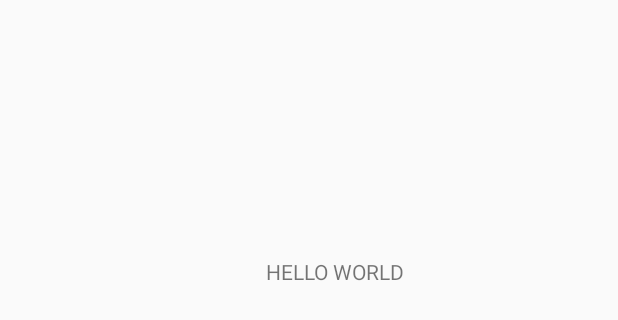
After one commit to tomaszporeba/PROOptykMobile, an Android app: the layout activity_eyeglass.xml on its own in the app's theme, with its tools: preview values and no code run, on a phone screen of 412 x 824 dp. The commit adds this screen. Shown: the top 320 px of the screen. Run offline under Robolectric (Android 15) with nearby library versions, the phone set to English and light mode, and no system bars.

Commit message:
eyeglass activity added

```diff
--- a/app/src/main/java/com/example/tomas/prooptyk/data/EyeglassDao.kt
+++ b/app/src/main/java/com/example/tomas/prooptyk/data/EyeglassDao.kt
@@ -1,4 +1,5 @@
 package com.example.tomas.prooptyk.data
+import android.arch.lifecycle.LiveData
 import android.arch.persistence.room.*
 import com.example.tomas.prooptyk.model.Eyeglass
 import android.arch.persistence.room.OnConflictStrategy
@@ -19,4 +20,7 @@ abstract class EyeglassDao {
 
     @Insert(onConflict = OnConflictStrategy.REPLACE)
     abstract fun insertEyeglasses(eyeglassArrayList: ArrayList<Eyeglass>?)
+//
+//    @Query("SELECT * from eyeglass")
+//    abstract fun getAllEyeglasses() : LiveData<ArrayList<Eyeglass>>
 }
--- a/app/src/main/java/com/example/tomas/prooptyk/injection/component/AppComponent.kt
+++ b/app/src/main/java/com/example/tomas/prooptyk/injection/component/AppComponent.kt
@@ -3,6 +3,7 @@ package com.example.tomas.prooptyk.injection.component
 import android.app.Application
 import com.example.tomas.prooptyk.AndroidApp
 import com.example.tomas.prooptyk.injection.module.*
+import com.example.tomas.prooptyk.screen.eyeglass.EyeglassActivityViewModel
 import com.example.tomas.prooptyk.screen.login.LoginActivityViewModel
 import com.example.tomas.prooptyk.screen.main.MainActivityViewModel
 import com.example.tomas.prooptyk.screen.main.fragment.EyeglassFragmentViewModel
@@ -33,5 +34,6 @@ interface AppComponent {
     fun inject(loginActivityViewModel: LoginActivityViewModel)
     fun inject(mainActivityViewModel: MainActivityViewModel)
     fun inject(eyeglassFragmentViewModel: EyeglassFragmentViewModel)
+    fun inject(eyeglassActivityViewModel: EyeglassActivityViewModel)
     fun inject(app: AndroidApp)
 }
--- a/app/src/main/java/com/example/tomas/prooptyk/injection/module/ActivityBuilder.kt
+++ b/app/src/main/java/com/example/tomas/prooptyk/injection/module/ActivityBuilder.kt
@@ -1,5 +1,7 @@
 package com.example.tomas.prooptyk.injection.module
 
+import com.example.tomas.prooptyk.screen.eyeglass.EyeglassActivity
+import com.example.tomas.prooptyk.screen.eyeglass.injection.EyeglassActivityModule
 import com.example.tomas.prooptyk.screen.login.LoginActivity
 import com.example.tomas.prooptyk.screen.login.injection.LoginActivityModule
 import com.example.tomas.prooptyk.screen.main.MainActivity
@@ -19,4 +21,7 @@ abstract class ActivityBuilder {
 
     @ContributesAndroidInjector(modules = arrayOf(LoginActivityModule::class))
     abstract fun bindLoginActivity():LoginActivity
+
+    @ContributesAndroidInjector(modules = arrayOf(EyeglassActivityModule::class))
+    abstract fun bindEyeglassActivity():EyeglassActivity
 }
--- a/app/src/main/java/com/example/tomas/prooptyk/injection/module/ViewModelModule.kt
+++ b/app/src/main/java/com/example/tomas/prooptyk/injection/module/ViewModelModule.kt
@@ -3,6 +3,7 @@ package com.example.tomas.prooptyk.injection.module
 import android.arch.lifecycle.ViewModel
 import android.arch.lifecycle.ViewModelProvider
 import android.util.Log
+import com.example.tomas.prooptyk.screen.eyeglass.EyeglassActivityViewModel
 import com.example.tomas.prooptyk.screen.login.LoginActivityViewModel
 import com.example.tomas.prooptyk.screen.main.MainActivityViewModel
 import com.example.tomas.prooptyk.screen.main.fragment.EyeglassFragmentViewModel
@@ -70,5 +71,10 @@ abstract class ViewModelModule {
     @ViewModelKey(EyeglassFragmentViewModel::class)
     abstract fun bindEyeglassFragmentViewModel(eyeglassViewModel: EyeglassFragmentViewModel): ViewModel
 
+    @Binds
+    @IntoMap
+    @ViewModelKey(EyeglassActivityViewModel::class)
+    abstract fun binEyeglassActivityViewModel(eyeglassViewModel: EyeglassFragmentViewModel): ViewModel
+
 
 }
--- a/app/src/main/java/com/example/tomas/prooptyk/screen/main/fragment/EyeglassFragmentViewModel.kt
+++ b/app/src/main/java/com/example/tomas/prooptyk/screen/main/fragment/EyeglassFragmentViewModel.kt
@@ -1,6 +1,7 @@
 package com.example.tomas.prooptyk.screen.main.fragment
 
 import android.app.Application
+import android.arch.lifecycle.LiveData
 import android.arch.lifecycle.MutableLiveData
 import android.arch.lifecycle.ViewModel
 import android.arch.persistence.room.Dao
@@ -39,6 +40,7 @@ class EyeglassFragmentViewModel @Inject constructor() : ViewModel() {
         val prefs: SharedPreferences = application.getSharedPreferences("com.example.tomas.prooptyk", AppCompatActivity.MODE_PRIVATE)
         val token = prefs.getString("accessToken", "a")
 
+
         apiService.getAllEyeglasses("Bearer $token")
                 .subscribeOn(Schedulers.io())
                 .observeOn(AndroidSchedulers.mainThread())
@@ -61,7 +63,6 @@ class EyeglassFragmentViewModel @Inject constructor() : ViewModel() {
 
                 } catch (exception : IOException) {
                 }
-
             }
         }
         return mutableEyeglassArray
--- a/app/src/main/java/com/example/tomas/prooptyk/screen/splash/SplashActivity.kt
+++ b/app/src/main/java/com/example/tomas/prooptyk/screen/splash/SplashActivity.kt
@@ -17,6 +17,7 @@ class SplashActivity : AppCompatActivity() {
         doAsync {
             val prefs: SharedPreferences = getSharedPreferences("com.example.tomas.prooptyk", MODE_PRIVATE)
             val isLogged=prefs.getBoolean("isLogged", false)
+//            val isLogged=false
 
             uiThread {
                 if (isLogged){
--- a/app/src/main/java/com/example/tomas/prooptyk/utils/adapter/EyeglassAdapter.kt
+++ b/app/src/main/java/com/example/tomas/prooptyk/utils/adapter/EyeglassAdapter.kt
@@ -6,6 +6,7 @@ import android.view.LayoutInflater
 import android.view.ViewGroup
 import com.example.tomas.prooptyk.R
 import com.example.tomas.prooptyk.model.Eyeglass
+import com.example.tomas.prooptyk.screen.eyeglass.EyeglassActivity
 import com.example.tomas.prooptyk.screen.login.LoginActivity
 import org.jetbrains.anko.intentFor
 
@@ -41,7 +42,7 @@ class EyeglassAdapter( context: Context) : RecyclerView.Adapter<EyeglassViewHold
         holder.salon.text = salon
         holder.color.text = color
 
-        holder.salon.setOnClickListener { context.startActivity(context.intentFor<LoginActivity>()) }
+        holder.salon.setOnClickListener { context.startActivity(context.intentFor<EyeglassActivity>()) }
 
     }
 }
--- /dev/null
+++ b/app/src/main/res/layout/activity_eyeglass.xml
@@ -0,0 +1,19 @@
+<?xml version="1.0" encoding="utf-8"?>
+<android.support.constraint.ConstraintLayout xmlns:android="http://schemas.android.com/apk/res/android"
+    xmlns:app="http://schemas.android.com/apk/res-auto"
+    xmlns:tools="http://schemas.android.com/tools"
+    android:layout_width="match_parent"
+    android:layout_height="match_parent"
+    tools:context=".screen.eyeglass.EyeglassActivity">
+
+
+    <TextView
+        android:id="@+id/textView"
+        android:layout_width="wrap_content"
+        android:layout_height="wrap_content"
+        android:layout_marginStart="177dp"
+        android:layout_marginTop="171dp"
+        android:text="HELLO WORLD"
+        app:layout_constraintStart_toStartOf="parent"
+        app:layout_constraintTop_toTopOf="parent" />
+</android.support.constraint.ConstraintLayout>
```
Also changed, not shown: app/src/main/AndroidManifest.xml (+8 -6 lines), app/src/main/java/com/example/tomas/prooptyk/screen/eyeglass/EyeglassActivity.kt (added, +13 -0 lines), app/src/main/java/com/example/tomas/prooptyk/screen/eyeglass/EyeglassActivityViewModel.kt (added, +7 -0 lines), app/src/main/java/com/example/tomas/prooptyk/screen/eyeglass/injection/EyeglassActivityModule.kt (added, +13 -0 lines).
